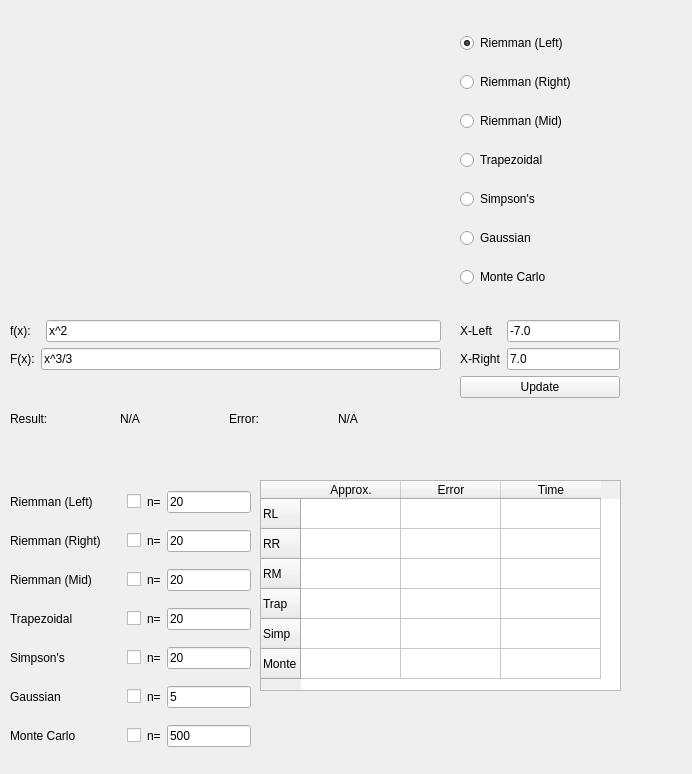
First picture: the form in gui/main_window.ui, repository notcaring42/quadrature_tool, before the edit.
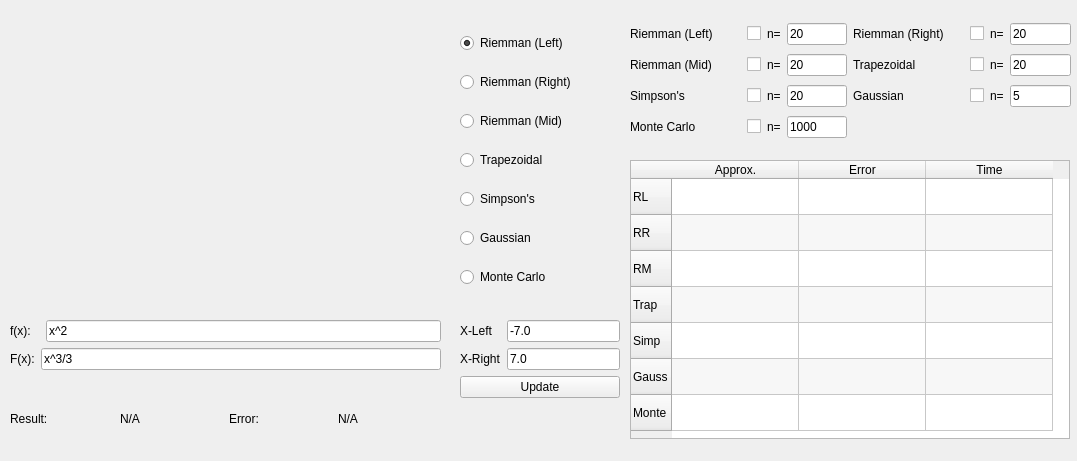
Second picture: the form after the edit.

Commit message: Improved GUI and updated how integration results are shown

```diff
--- a/gui/main_window.ui
+++ b/gui/main_window.ui
@@ -6,10 +6,28 @@
    <rect>
     <x>0</x>
     <y>0</y>
-    <width>692</width>
-    <height>774</height>
+    <width>1077</width>
+    <height>461</height>
    </rect>
   </property>
+  <property name="sizePolicy">
+   <sizepolicy hsizetype="Preferred" vsizetype="Preferred">
+    <horstretch>0</horstretch>
+    <verstretch>0</verstretch>
+   </sizepolicy>
+  </property>
+  <property name="minimumSize">
+   <size>
+    <width>0</width>
+    <height>0</height>
+   </size>
+  </property>
+  <property name="baseSize">
+   <size>
+    <width>0</width>
+    <height>0</height>
+   </size>
+  </property>
   <property name="windowTitle">
    <string>Numerical Integration Tool</string>
   </property>
@@ -253,13 +271,124 @@
     </item>
    </layout>
   </widget>
-  <widget class="QWidget" name="verticalLayoutWidget_4">
+  <widget class="QTableWidget" name="quad_method_table">
    <property name="geometry">
     <rect>
-     <x>10</x>
-     <y>480</y>
-     <width>241</width>
-     <height>281</height>
+     <x>630</x>
+     <y>160</y>
+     <width>440</width>
+     <height>279</height>
+    </rect>
+   </property>
+   <property name="minimumSize">
+    <size>
+     <width>0</width>
+     <height>0</height>
+    </size>
+   </property>
+   <property name="sizeIncrement">
+    <size>
+     <width>0</width>
+     <height>0</height>
+    </size>
+   </property>
+   <property name="autoFillBackground">
+    <bool>false</bool>
+   </property>
+   <property name="editTriggers">
+    <set>QAbstractItemView::NoEditTriggers</set>
+   </property>
+   <property name="alternatingRowColors">
+    <bool>true</bool>
+   </property>
+   <property name="gridStyle">
+    <enum>Qt::SolidLine</enum>
+   </property>
+   <property name="sortingEnabled">
+    <bool>false</bool>
+   </property>
+   <attribute name="horizontalHeaderVisible">
+    <bool>true</bool>
+   </attribute>
+   <attribute name="horizontalHeaderDefaultSectionSize">
+    <number>127</number>
+   </attribute>
+   <attribute name="horizontalHeaderMinimumSectionSize">
+    <number>50</number>
+   </attribute>
+   <attribute name="horizontalHeaderStretchLastSection">
+    <bool>false</bool>
+   </attribute>
+   <attribute name="verticalHeaderDefaultSectionSize">
+    <number>36</number>
+   </attribute>
+   <attribute name="verticalHeaderHighlightSections">
+    <bool>true</bool>
+   </attribute>
+   <attribute name="verticalHeaderMinimumSectionSize">
+    <number>30</number>
+   </attribute>
+   <attribute name="verticalHeaderStretchLastSection">
+    <bool>false</bool>
+   </attribute>
+   <row>
+    <property name="text">
+     <string>RL</string>
+    </property>
+   </row>
+   <row>
+    <property name="text">
+     <string>RR</string>
+    </property>
+   </row>
+   <row>
+    <property name="text">
+     <string>RM</string>
+    </property>
+   </row>
+   <row>
+    <property name="text">
+     <string>Trap</string>
+    </property>
+   </row>
+   <row>
+    <property name="text">
+     <string>Simp</string>
+    </property>
+   </row>
+   <row>
+    <property name="text">
+     <string>Gauss</string>
+    </property>
+   </row>
+   <row>
+    <property name="text">
+     <string>Monte</string>
+    </property>
+   </row>
+   <column>
+    <property name="text">
+     <string>Approx.</string>
+    </property>
+   </column>
+   <column>
+    <property name="text">
+     <string>Error</string>
+    </property>
+   </column>
+   <column>
+    <property name="text">
+     <string>Time</string>
+    </property>
+   </column>
+  </widget>
+  <widget class="QWidget" name="verticalLayoutWidget_5">
+   <property name="geometry">
+    <rect>
+     <x>630</x>
+     <y>20</y>
+     <width>441</width>
+     <height>121</height>
     </rect>
    </property>
    <layout class="QVBoxLayout" name="method_comparison_layout">
@@ -305,10 +434,6 @@
         </property>
        </widget>
       </item>
-     </layout>
-    </item>
-    <item>
-     <layout class="QHBoxLayout" name="rr_horiz">
       <item>
        <widget class="QLabel" name="rr_label">
         <property name="minimumSize">
@@ -393,10 +518,6 @@
         </property>
        </widget>
       </item>
-     </layout>
-    </item>
-    <item>
-     <layout class="QHBoxLayout" name="trap_horiz">
       <item>
        <widget class="QLabel" name="trap_label">
         <property name="minimumSize">
@@ -481,10 +602,6 @@
         </property>
        </widget>
       </item>
-     </layout>
-    </item>
-    <item>
-     <layout class="QHBoxLayout" name="gauss_horiz">
       <item>
        <widget class="QLabel" name="gauss_label">
         <property name="minimumSize">
@@ -562,72 +679,33 @@
       <item>
        <widget class="QLineEdit" name="monte_n">
         <property name="text">
-         <string>500</string>
+         <string>1000</string>
         </property>
         <property name="maxLength">
          <number>4</number>
         </property>
        </widget>
       </item>
+      <item>
+       <spacer name="horizontalSpacer">
+        <property name="orientation">
+         <enum>Qt::Horizontal</enum>
+        </property>
+        <property name="sizeType">
+         <enum>QSizePolicy::Fixed</enum>
+        </property>
+        <property name="sizeHint" stdset="0">
+         <size>
+          <width>224</width>
+          <height>20</height>
+         </size>
+        </property>
+       </spacer>
+      </item>
      </layout>
     </item>
    </layout>
   </widget>
-  <widget class="QTableWidget" name="tableWidget">
-   <property name="geometry">
-    <rect>
-     <x>260</x>
-     <y>480</y>
-     <width>361</width>
-     <height>211</height>
-    </rect>
-   </property>
-   <row>
-    <property name="text">
-     <string>RL</string>
-    </property>
-   </row>
-   <row>
-    <property name="text">
-     <string>RR</string>
-    </property>
-   </row>
-   <row>
-    <property name="text">
-     <string>RM</string>
-    </property>
-   </row>
-   <row>
-    <property name="text">
-     <string>Trap</string>
-    </property>
-   </row>
-   <row>
-    <property name="text">
-     <string>Simp</string>
-    </property>
-   </row>
-   <row>
-    <property name="text">
-     <string>Monte</string>
-    </property>
-   </row>
-   <column>
-    <property name="text">
-     <string>Approx.</string>
-    </property>
-   </column>
-   <column>
-    <property name="text">
-     <string>Error</string>
-    </property>
-   </column>
-   <column>
-    <property name="text">
-     <string>Time</string>
-    </property>
-   </column>
-  </widget>
  </widget>
  <resources/>
  <connections/>
```
Left out of the diff: 30 changed lines with no effect on the pictures. The commit also changes 3 other files.
